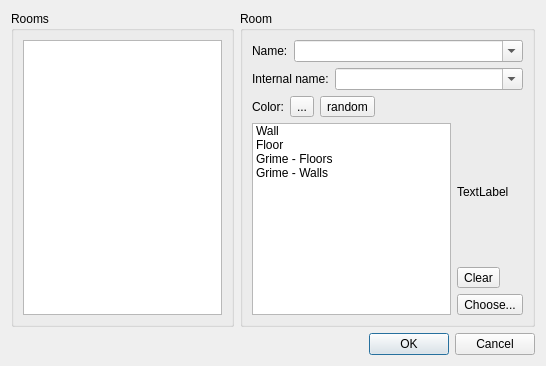
Qt form src/tiled/BuildingEditor/roomsdialog.ui (timbaker/tiled) before a commit.
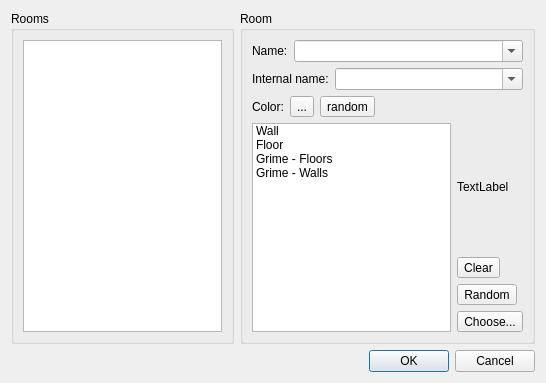
The same form after that commit. Icons and pictures are not drawn. Custom widgets are drawn as their Qt base class.

```diff
--- a/src/tiled/BuildingEditor/roomsdialog.ui
+++ b/src/tiled/BuildingEditor/roomsdialog.ui
@@ -181,6 +181,13 @@
               </property>
              </widget>
             </item>
+            <item>
+             <widget class="QToolButton" name="randomTile">
+              <property name="text">
+               <string>Random</string>
+              </property>
+             </widget>
+            </item>
             <item>
              <widget class="QToolButton" name="chooseTile">
               <property name="text">
```
